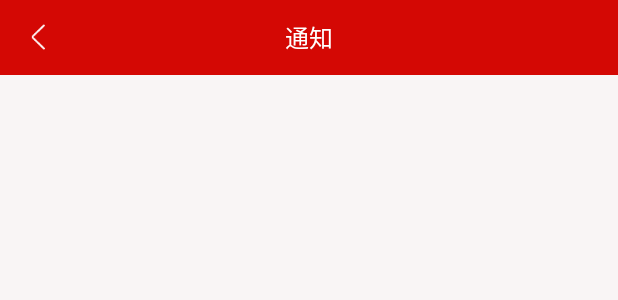
After one commit to tomasyun/PartyBuild, an Android app: the layout activity_notice.xml on its own in the app's theme, with its tools: preview values and no code run, on a phone screen of 412 x 824 dp. The commit adds this screen. Shown: the top 300 px of the screen. Run offline under Robolectric (Android 15) with nearby library versions, the phone set to English and light mode, and no system bars.

Commit message:
##优化界面/新增界面###

```diff
--- a/app/src/main/AndroidManifest.xml
+++ b/app/src/main/AndroidManifest.xml
@@ -44,8 +44,10 @@
         <activity android:name=".activity.CreditRankActivity" />
         <activity android:name=".activity.BaseInfoActivity" />
         <activity android:name=".activity.CollectActivity" />
-        <activity android:name=".activity.FeedbackActivity"/>
-        <activity android:name=".activity.ExamRuleActivity"/>
+        <activity android:name=".activity.FeedbackActivity" />
+        <activity android:name=".activity.ExamRuleActivity" />
+        <activity android:name=".activity.OnlineExamActivity" />
+        <activity android:name=".activity.NoticeActivity" />
 
         <!--使用高德api所申请的key-->
         <meta-data
--- /dev/null
+++ b/app/src/main/java/www/dico/cn/partybuild/modleview/InformationView.java
@@ -0,0 +1,6 @@
+package www.dico.cn.partybuild.modleview;
+
+import www.dico.cn.partybuild.mvp.view.BaseMvpView;
+
+public interface InformationView extends BaseMvpView{
+}
--- /dev/null
+++ b/app/src/main/java/www/dico/cn/partybuild/modleview/OnlineExamView.java
@@ -0,0 +1,6 @@
+package www.dico.cn.partybuild.modleview;
+
+import www.dico.cn.partybuild.mvp.view.BaseMvpView;
+
+public interface OnlineExamView extends BaseMvpView {
+}
--- a/app/src/main/res/layout/activity_feedback.xml
+++ b/app/src/main/res/layout/activity_feedback.xml
@@ -11,7 +11,6 @@
         android:background="@color/theme_color">
 
         <ImageView
-            android:id="@+id/iv_back_suggest_feedback"
             android:layout_width="wrap_content"
             android:layout_height="wrap_content"
             android:layout_centerVertical="true"
--- /dev/null
+++ b/app/src/main/res/layout/activity_notice.xml
@@ -0,0 +1,31 @@
+<?xml version="1.0" encoding="utf-8"?>
+<LinearLayout xmlns:android="http://schemas.android.com/apk/res/android"
+    android:layout_width="match_parent"
+    android:layout_height="match_parent"
+    android:background="@color/activity_bg_color"
+    android:orientation="vertical">
+    <!--标题-->
+    <RelativeLayout
+        android:layout_width="match_parent"
+        android:layout_height="50dp"
+        android:background="@color/theme_color">
+
+        <ImageView
+            android:layout_width="wrap_content"
+            android:layout_height="wrap_content"
+            android:layout_centerVertical="true"
+            android:layout_marginLeft="15dp"
+            android:contentDescription="@null"
+            android:padding="5dp"
+            android:scaleType="fitXY"
+            android:src="@mipmap/img_back" />
+
+        <TextView
+            android:layout_width="wrap_content"
+            android:layout_height="wrap_content"
+            android:layout_centerInParent="true"
+            android:text="通知"
+            android:textColor="@color/white"
+            android:textSize="16sp" />
+    </RelativeLayout>
+</LinearLayout>
```
Also changed, not shown: app/src/main/java/www/dico/cn/partybuild/activity/NoticeActivity.java (added, +21 -0 lines), app/src/main/java/www/dico/cn/partybuild/activity/OnlineExamActivity.java (added, +21 -0 lines), app/src/main/java/www/dico/cn/partybuild/fragment/InformationFragment.java (added, +24 -0 lines), app/src/main/java/www/dico/cn/partybuild/modleview/NoticeView.java (added, +7 -0 lines), app/src/main/java/www/dico/cn/partybuild/presenter/InformationPresenter.java (added, +7 -0 lines), app/src/main/java/www/dico/cn/partybuild/presenter/NoticePresenter.java (added, +7 -0 lines), app/src/main/java/www/dico/cn/partybuild/presenter/OnlineExamPresenter.java (added, +7 -0 lines), app/src/main/java/www/dico/cn/partybuild/widget/NoScrollViewPager.java (added, +74 -0 lines), app/src/main/res/layout/activity_onlineexam.xml (added, +94 -0 lines), app/src/main/res/layout/fragment_information.xml (added, +23 -0 lines).
